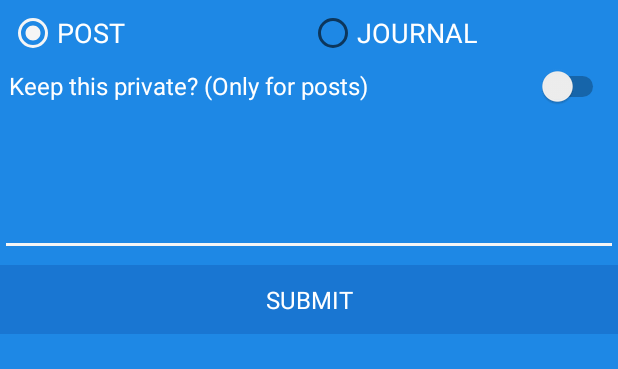
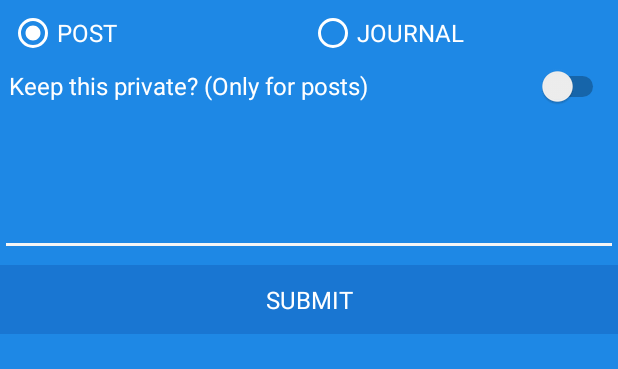
Before and after one commit to harrytrandesign/android_capstone_application_grateful, an Android app: the SubmitActivity screen opened directly, with no data from a screen before it, on a phone screen of 412 x 824 dp, the part 139-508 px from its top. Run offline under Robolectric (Android 15) with nearby library versions, the phone set to English and light mode, and no system bars; our stand-ins replace Firebase (no records; nobody signed in at launch, a user with empty details on screens opened directly); 1 statement that could not run was skipped.

Commit message:
Radio button added buttontint to set always white.

```diff
--- a/app/src/main/AndroidManifest.xml
+++ b/app/src/main/AndroidManifest.xml
@@ -28,7 +28,7 @@
         </activity>
         <activity
             android:name=".SubmitActivity"
-            android:windowSoftInputMode="adjustResize">
+            android:windowSoftInputMode="stateVisible|adjustResize">
         </activity>
     </application>
 
--- a/app/src/main/res/layout/activity_submit.xml
+++ b/app/src/main/res/layout/activity_submit.xml
@@ -89,7 +89,7 @@
         android:layout_marginTop="@dimen/padding_medium"
         android:inputType="textCapSentences|textAutoComplete|textAutoCorrect|textLongMessage|textMultiLine"
         android:maxLength="2000"
-        android:maxLines="4"
+        android:maxLines="2"
         android:paddingEnd="@dimen/padding_xsmall"
         android:paddingStart="@dimen/padding_xsmall"
         android:textColor="@color/color_text_white"
--- a/app/src/main/res/values/styles.xml
+++ b/app/src/main/res/values/styles.xml
@@ -31,8 +31,9 @@
         <item name="android:onClick">onRadioButtonClicked</item>
         <item name="android:textAllCaps">true</item>
         <item name="android:textColor">@color/color_text_white</item>
-        <item name="android:textSize">@dimen/font_medium</item>
+        <item name="android:textSize">@dimen/font_small</item>
         <item name="android:textStyle">bold</item>
+        <item name="android:buttonTint">@color/color_text_white</item>
     </style>
 
     <style name="horizontal_divider_line">
```
